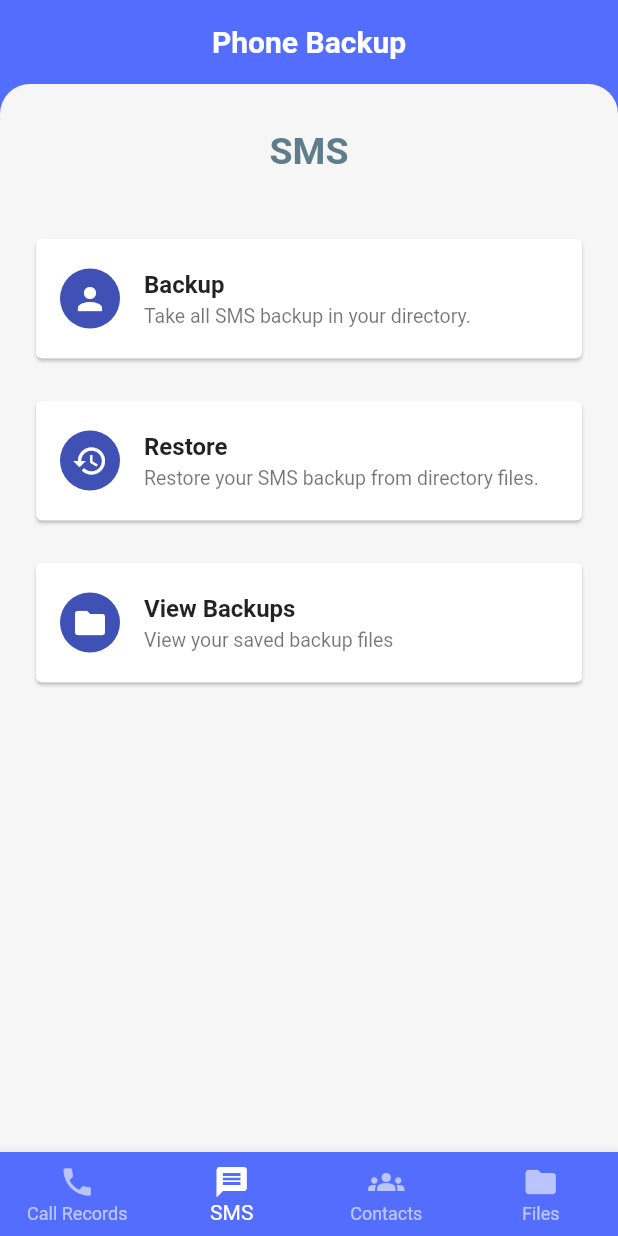
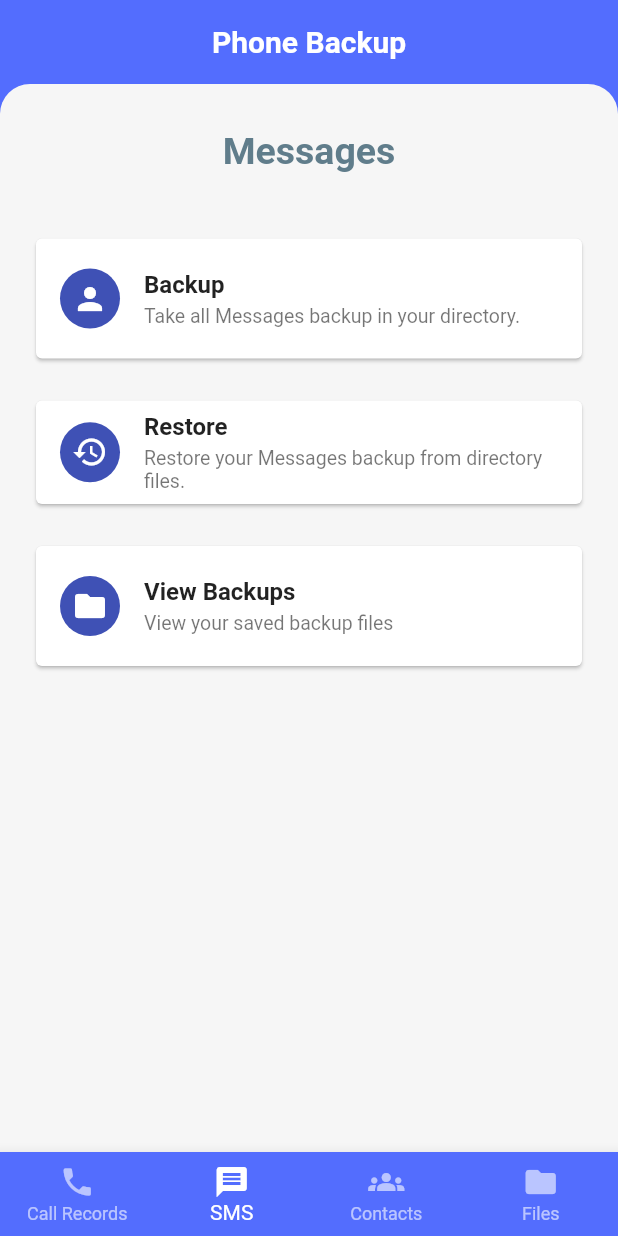
Before and after one commit to idan054/check_and_fix, a Flutter app: the screen it shows after launch, item 2 of the bottom bar chosen, on a phone screen of 412 x 824 dp. Run offline on Flutter 3.47's test engine with Material 2 defaults, Android fonts, the phone set to English and light mode, and no system bars; our stand-ins replace camera, contacts_service, flutter_blue, flutter_easyloading, flutter_riverpod, freezed_annotation and 4 more; missing offline and left inert: call_log, fk_user_agent, flutter_sms_inbox, permission_handler_platform_interface, record, rich_console and 1 more; accounts and stored records are empty.

```diff
--- a/lib/core/constants/constants_colors.dart
+++ b/lib/core/constants/constants_colors.dart
@@ -11,7 +11,7 @@ class ConstantsColors {
 
 class CommonStyles {
   static const titleStyle = TextStyle(
-    fontSize: 18.0,
+    fontSize: 16.5,
     color: ConstantsColors.colorBlack54,
     fontWeight: FontWeight.bold,
   );
--- a/lib/presentation/providers/provider_main.dart
+++ b/lib/presentation/providers/provider_main.dart
@@ -10,12 +10,7 @@ final providerMain =
 
 class ProviderMain extends StateNotifier<MainModel> {
   ProviderMain() : super(const MainModel());
-  final bnbList = [
-    BNBType.callRecords,
-    BNBType.sms,
-    BNBType.contacts,
-    BNBType.storage
-  ];
+  final bnbList = [BNBType.callRecords, BNBType.sms, BNBType.contacts, BNBType.storage];
   final List<Widget> tabsList = [
     const BottomNavigationBarView(bnbType: BNBType.callRecords),
     const BottomNavigationBarView(bnbType: BNBType.sms),
@@ -23,8 +18,7 @@ class ProviderMain extends StateNotifier<MainModel> {
     const BottomNavigationBarView(bnbType: BNBType.storage),
   ];
 
-  void updateCurrentTabIndex(int index) =>
-      state = state.copyWith(currentTabIndex: index);
+  void updateCurrentTabIndex(int index) => state = state.copyWith(currentTabIndex: index);
 
   List<CardModel> getCardModelList(String title) {
     List<CardModel> listMainModelList = [];
@@ -64,7 +58,7 @@ class ProviderMain extends StateNotifier<MainModel> {
         titlePage = 'Files';
         break;
       case BNBType.sms:
-        titlePage = 'SMS';
+        titlePage = 'Messages';
         break;
     }
     return titlePage;
@@ -77,6 +71,7 @@ class ProviderMain extends StateNotifier<MainModel> {
       case 'Call Records':
         image = Icons.phone;
         break;
+      case 'Messages':
       case 'SMS':
         image = Icons.message;
         break;
--- a/pubspec.yaml
+++ b/pubspec.yaml
@@ -2,7 +2,7 @@ name: check_and_fix
 description: A new Flutter project.
 
 publish_to: 'none' # Remove this line if you wish to publish to pub.dev
-version: 5.0.0+5
+version: 6.0.0+6
 
 environment:
   sdk: '>=2.18.4 <3.0.0'
```
Also changed, not shown: lib/presentation/widgets/common_bottom_sheet.dart (+6 -5 lines), 1 other file.
